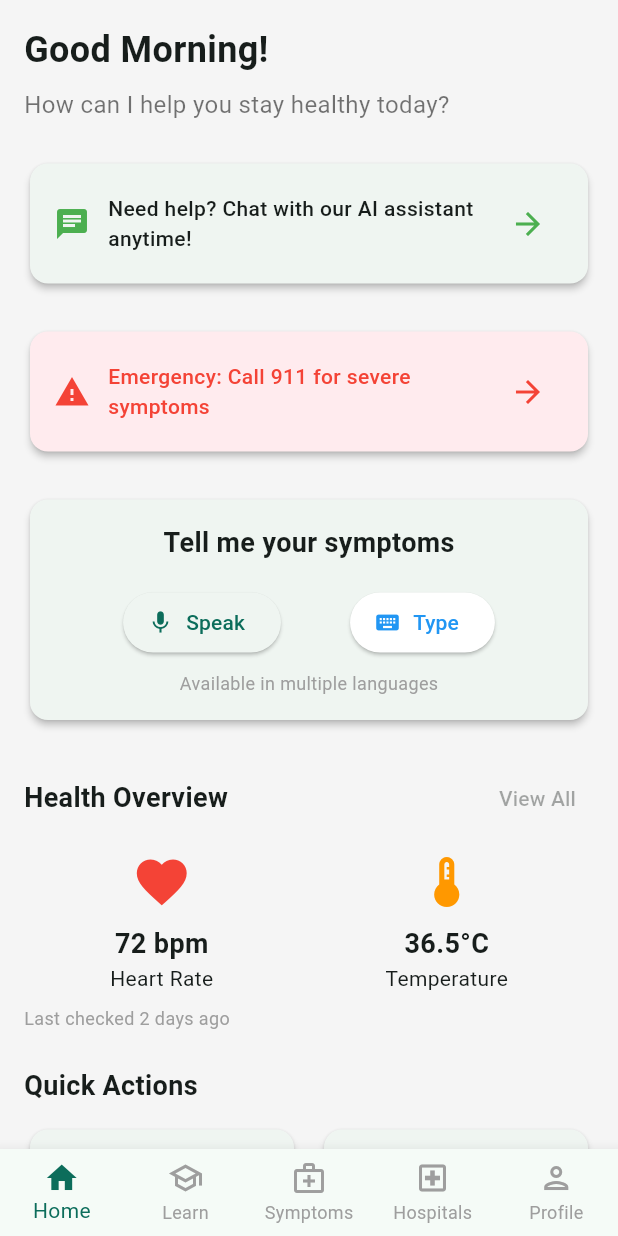
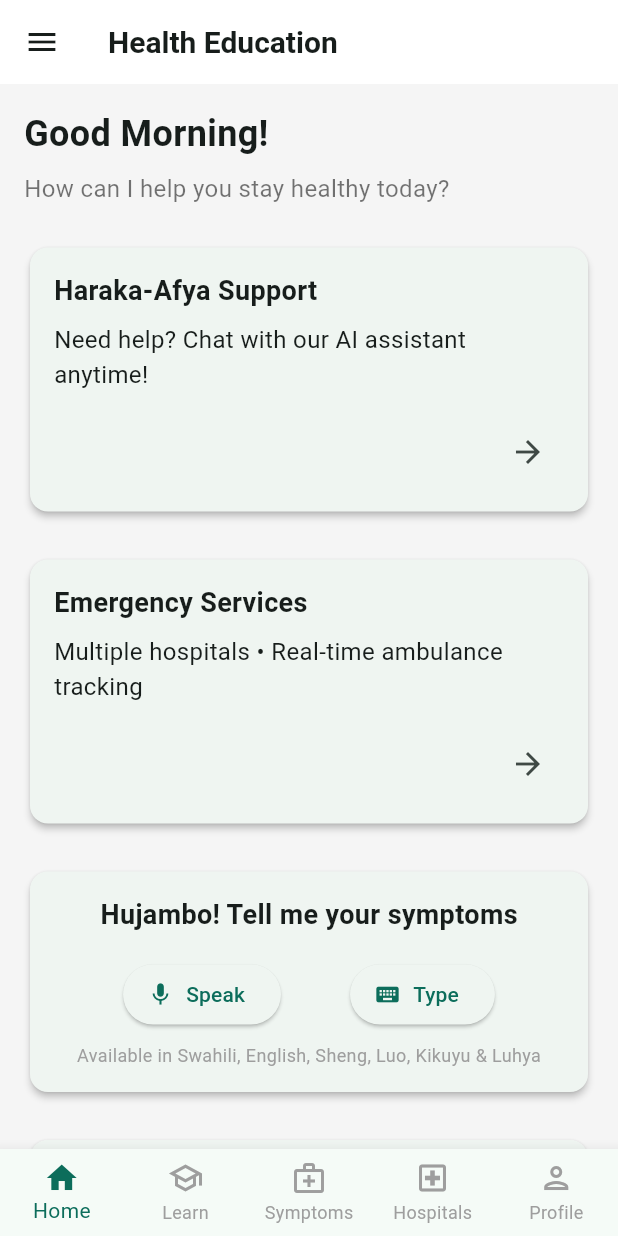
Before and after one commit to JuniorCarti/Haraka-Afya_AI, a Flutter app: the HomeScreen screen opened by its route, on a phone screen of 412 x 824 dp. Run offline on Flutter 3.47's test engine with Material 3 defaults, Android fonts, the light colour scheme and no system bars; our stand-ins replace firebase_auth, firebase_core, flutter_svg, google_sign_in, shared_preferences, smooth_page_indicator; accounts and stored records are empty.

Commit message:
wip: build initial structure for HomeScreen with dashboard layout

```diff
--- a/lib/screens/home_screen.dart
+++ b/lib/screens/home_screen.dart
@@ -1,7 +1,6 @@
 import 'package:flutter/material.dart';
 import 'package:firebase_auth/firebase_auth.dart';
-
-// Main App Pages
+import 'package:haraka_afya_ai/widgets/app_drawer.dart';
 import 'package:haraka_afya_ai/features/learn_page.dart';
 import 'package:haraka_afya_ai/features/symptoms_page.dart';
 import 'package:haraka_afya_ai/features/hospitals_page.dart';
@@ -17,12 +16,11 @@ class HomeScreen extends StatefulWidget {
 class _HomeScreenState extends State<HomeScreen> {
   int _currentIndex = 0;
   final PageController _pageController = PageController(initialPage: 0);
+  final GlobalKey<ScaffoldState> _scaffoldKey = GlobalKey<ScaffoldState>();
 
-  // Get personalized greeting based on time and user name
   String _getGreeting(String? displayName) {
     final hour = DateTime.now().hour;
     final name = displayName?.split(' ')[0] ?? 'there';
-
     return hour < 12 ? 'Good Morning, $name!'
          : hour < 17 ? 'Good Afternoon, $name!'
          : 'Good Evening, $name!';
@@ -40,9 +38,11 @@ class _HomeScreenState extends State<HomeScreen> {
     final greeting = _getGreeting(user?.displayName);
 
     return Scaffold(
+      key: _scaffoldKey,
+      drawer: const AppDrawer(),
       body: PageView(
         controller: _pageController,
-        physics: const NeverScrollableScrollPhysics(), // Disable swipe
+        physics: const NeverScrollableScrollPhysics(),
         children: const [
           HomeContent(),
           LearnPage(),
@@ -61,8 +61,6 @@ class _HomeScreenState extends State<HomeScreen> {
       type: BottomNavigationBarType.fixed,
       selectedItemColor: const Color(0xFF0C6D5B),
       unselectedItemColor: Colors.grey,
-      showSelectedLabels: true,
-      showUnselectedLabels: true,
       onTap: (index) {
         setState(() => _currentIndex = index);
         _pageController.jumpToPage(index);
@@ -103,16 +101,39 @@ class HomeContent extends StatelessWidget {
 
   @override
   Widget build(BuildContext context) {
-    final user = FirebaseAuth.instance.currentUser;
-    final displayName = user?.displayName ?? '';
+    return CustomScrollView(
+      slivers: [
+        // Sticky header with hamburger menu
+        SliverAppBar(
+          pinned: true,
+          floating: true,
+          snap: false,
+          title: const Text(
+            'Health Education',
+            style: TextStyle(
+              fontSize: 20,
+              fontWeight: FontWeight.bold,
+            ),
+          ),
+          leading: IconButton(
+            icon: const Icon(Icons.menu),
+            onPressed: () {
+              Scaffold.of(context).openDrawer();
+            },
+          ),
+          backgroundColor: Colors.white,
+          elevation: 1,
+        ),
 
-    return SingleChildScrollView(
-      padding: const EdgeInsets.all(16),
+        // Main content
+        SliverToBoxAdapter(
+          child: Padding(
+            padding: const EdgeInsets.fromLTRB(16, 16, 16, 16),
             child: Column(
               crossAxisAlignment: CrossAxisAlignment.start,
               children: [
                 // Greeting Section
-          _buildGreetingSection(context, displayName),
+                _buildGreetingSection(context),
                 const SizedBox(height: 24),
 
                 // AI Assistant Card
@@ -129,6 +150,10 @@ class HomeContent extends StatelessWidget {
 
                 // Health Overview
                 _buildHealthOverview(),
+                const SizedBox(height: 24),
+
+                // Health Articles Section
+                _buildHealthArticlesSection(),
                 const SizedBox(height: 24),
 
                 // Quick Actions Grid
@@ -151,10 +176,137 @@ class HomeContent extends StatelessWidget {
                 _buildPremiumUpgrade(),
               ],
             ),
+          ),
+        ),
+      ],
     );
   }
 
-  Widget _buildGreetingSection(BuildContext context, String displayName) {
+  Widget _buildHealthArticlesSection() {
+    return Column(
+      crossAxisAlignment: CrossAxisAlignment.start,
+      children: [
+        const Text(
+          'Health Articles',
+          style: TextStyle(
+            fontSize: 20,
+            fontWeight: FontWeight.bold,
+          ),
+        ),
+        const SizedBox(height: 16),
+        _buildArticleCard(
+          title: 'Understanding Malaria',
+          description: 'Essential tips for protecting yourself and your family from malaria',
+          author: 'Dr. Sarah Wanjiku',
+          readTime: '5 min read • 2 days ago',
+        ),
+        const SizedBox(height: 16),
+        _buildArticleCard(
+          title: 'Healthy Eating on a Budget',
+          description: 'How to maintain a nutritious diet without breaking the bank',
+          author: 'Nutritionist Mary Kibet',
+          readTime: '8 min read • 1 week ago',
+        ),
+        const SizedBox(height: 16),
+        _buildArticleCard(
+          title: 'Managing Stress in Urban Kenya',
+          description: 'Practical strategies for mental wellness in busy city life',
+          author: 'Dr. James Mwanqi',
+          readTime: '6 min read • 3 days ago',
+        ),
+      ],
+    );
+  }
+
+  Widget _buildArticleCard({
+    required String title,
+    required String description,
+    required String author,
+    required String readTime,
+  }) {
+    return Card(
+      elevation: 2,
+      shape: RoundedRectangleBorder(
+        borderRadius: BorderRadius.circular(12),
+      ),
+      child: Padding(
+        padding: const EdgeInsets.all(16),
+        child: Column(
+          crossAxisAlignment: CrossAxisAlignment.start,
+          children: [
+            Text(
+              title,
+              style: const TextStyle(
+                fontSize: 18,
+                fontWeight: FontWeight.bold,
+              ),
+            ),
+            const SizedBox(height: 8),
+            Text(
+              description,
+              style: const TextStyle(fontSize: 16),
+            ),
+            const SizedBox(height: 16),
+            Text(
+              author,
+              style: const TextStyle(
+                fontSize: 14,
+                fontWeight: FontWeight.w500,
+              ),
+            ),
+            Text(
+              readTime,
+              style: const TextStyle(
+                fontSize: 12,
+                color: Colors.grey,
+              ),
+            ),
+          ],
+        ),
+      ),
+    );
+  }
+
+  Widget _buildPremiumUpgrade() {
+    return Card(
+      elevation: 2,
+      shape: RoundedRectangleBorder(
+        borderRadius: BorderRadius.circular(12),
+      ),
+      child: Padding(
+        padding: const EdgeInsets.all(16),
+        child: Column(
+          crossAxisAlignment: CrossAxisAlignment.start,
+          children: [
+            const Text(
+              'Upgrade to Premium',
+              style: TextStyle(
+                fontSize: 18,
+                fontWeight: FontWeight.bold,
+              ),
+            ),
+            const SizedBox(height: 8),
+            const Text(
+              'Unlock advanced features and personalized health insights.',
+              style: TextStyle(fontSize: 16),
+            ),
+            const SizedBox(height: 16),
+            Align(
+              alignment: Alignment.centerRight,
+              child: ElevatedButton(
+                onPressed: () {},
+                child: const Text('Upgrade'),
+              ),
+            ),
+          ],
+        ),
+      ),
+    );
+  }
+
+  Widget _buildGreetingSection(BuildContext context) {
+    final user = FirebaseAuth.instance.currentUser;
+    final displayName = user?.displayName ?? '';
     final hour = DateTime.now().hour;
     String greeting;
 
@@ -200,19 +352,28 @@ class HomeContent extends StatelessWidget {
       ),
       child: Padding(
         padding: const EdgeInsets.all(16),
-        child: Row(
+        child: Column(
+          crossAxisAlignment: CrossAxisAlignment.start,
           children: [
-            const Icon(Icons.chat, color: Colors.green),
-            const SizedBox(width: 12),
-            const Expanded(
-              child: Text(
-                'Need help? Chat with our AI assistant anytime!',
-                style: TextStyle(fontWeight: FontWeight.w500),
+            const Text(
+              'Haraka-Afya Support',
+              style: TextStyle(
+                fontSize: 18,
+                fontWeight: FontWeight.bold,
               ),
             ),
-            IconButton(
-              icon: const Icon(Icons.arrow_forward, color: Colors.green),
+            const SizedBox(height: 8),
+            const Text(
+              'Need help? Chat with our AI assistant anytime!',
+              style: TextStyle(fontSize: 16),
+            ),
+            const SizedBox(height: 16),
+            Align(
+              alignment: Alignment.centerRight,
+              child: IconButton(
+                icon: const Icon(Icons.arrow_forward),
                 onPressed: () {},
+              ),
             ),
           ],
         ),
@@ -226,25 +387,30 @@ class HomeContent extends StatelessWidget {
       shape: RoundedRectangleBorder(
         borderRadius: BorderRadius.circular(12),
       ),
-      color: Colors.red[50],
       child: Padding(
         padding: const EdgeInsets.all(16),
-        child: Row(
+        child: Column(
+          crossAxisAlignment: CrossAxisAlignment.start,
           children: [
-            const Icon(Icons.warning, color: Colors.red),
-            const SizedBox(width: 12),
-            const Expanded(
-              child: Text(
-                'Emergency: Call 911 for severe symptoms',
+            const Text(
+              'Emergency Services',
               style: TextStyle(
-                  color: Colors.red,
-                  fontWeight: FontWeight.w500,
+                fontSize: 18,
+                fontWeight: FontWeight.bold,
               ),
             ),
+            const SizedBox(height: 8),
+            const Text(
+              'Multiple hospitals • Real-time ambulance tracking',
+              style: TextStyle(fontSize: 16),
             ),
-            IconButton(
-              icon: const Icon(Icons.arrow_forward, color: Colors.red),
+            const SizedBox(height: 16),
+            Align(
+              alignment: Alignment.centerRight,
+              child: IconButton(
+                icon: const Icon(Icons.arrow_forward),
                 onPressed: () {},
+              ),
             ),
           ],
         ),
@@ -263,7 +429,7 @@ class HomeContent extends StatelessWidget {
         child: Column(
           children: [
             const Text(
-              'Tell me your symptoms',
+              'Hujambo! Tell me your symptoms',
               style: TextStyle(
                 fontSize: 18,
                 fontWeight: FontWeight.bold,
@@ -282,17 +448,16 @@ class HomeContent extends StatelessWidget {
                   icon: const Icon(Icons.keyboard),
                   label: const Text('Type'),
                   onPressed: () {},
-                  style: ElevatedButton.styleFrom(
-                    backgroundColor: Colors.white,
-                    foregroundColor: Colors.blue,
-                  ),
                 ),
               ],
             ),
             const SizedBox(height: 8),
             const Text(
-              'Available in multiple languages',
-              style: TextStyle(fontSize: 12, color: Colors.grey),
+              'Available in Swahili, English, Sheng, Luo, Kikuyu & Luhya',
+              style: TextStyle(
+                fontSize: 12,
+                color: Colors.grey,
+              ),
             ),
           ],
         ),
@@ -301,62 +466,39 @@ class HomeContent extends StatelessWidget {
   }
 
   Widget _buildHealthOverview() {
-    return Column(
+    return Card(
+      elevation: 2,
+      shape: RoundedRectangleBorder(
+        borderRadius: BorderRadius.circular(12),
+      ),
+      child: Padding(
+        padding: const EdgeInsets.all(16),
+        child: Column(
           crossAxisAlignment: CrossAxisAlignment.start,
           children: [
-        const SectionHeader(
-          title: 'Health Overview',
-          actionText: 'View All',
-        ),
-        const SizedBox(height: 12),
-        Row(
-          mainAxisAlignment: MainAxisAlignment.spaceAround,
-          children: [
-            _buildHealthMetric(
-              value: '72 bpm',
-              label: 'Heart Rate',
-              icon: Icons.favorite,
-              color: Colors.red,
-            ),
-            _buildHealthMetric(
-              value: '36.5°C',
-              label: 'Temperature',
-              icon: Icons.thermostat,
-              color: Colors.orange,
-            ),
-          ],
-        ),
-        const SizedBox(height: 8),
             const Text(
-          'Last checked 2 days ago',
-          style: TextStyle(fontSize: 12, color: Colors.grey),
-        ),
-      ],
-    );
-  }
-
-  Widget _buildHealthMetric({
-    required String value,
-    required String label,
-    required IconData icon,
-    required Color color,
-  }) {
-    return Column(
-      children: [
-        Icon(icon, size: 40, color: color),
-        const SizedBox(height: 8),
-        Text(
-          value,
-          style: const TextStyle(
+              'Health Overview',
+              style: TextStyle(
                 fontSize: 18,
                 fontWeight: FontWeight.bold,
               ),
             ),
-        Text(
-          label,
-          style: const TextStyle(fontSize: 14),
+            const SizedBox(height: 8),
+            const Text(
+              'Track your health metrics and get personalized insights.',
+              style: TextStyle(fontSize: 16),
+            ),
+            const SizedBox(height: 16),
+            Align(
+              alignment: Alignment.centerRight,
+              child: IconButton(
+                icon: const Icon(Icons.arrow_forward),
+                onPressed: () {},
+              ),
             ),
           ],
+        ),
+      ),
     );
   }
 
@@ -364,194 +506,119 @@ class HomeContent extends StatelessWidget {
     return Column(
       crossAxisAlignment: CrossAxisAlignment.start,
       children: [
-        const SectionHeader(title: 'Quick Actions'),
-        const SizedBox(height: 12),
+        const Text(
+          'Quick Actions',
+          style: TextStyle(
+            fontSize: 20,
+            fontWeight: FontWeight.bold,
+          ),
+        ),
+        const SizedBox(height: 16),
         GridView.count(
+          crossAxisCount: 3,
           shrinkWrap: true,
           physics: const NeverScrollableScrollPhysics(),
-          crossAxisCount: 2,
-          childAspectRatio: 1.5,
-          mainAxisSpacing: 12,
-          crossAxisSpacing: 12,
           children: [
-            _buildQuickAction(
-              icon: Icons.search,
-              label: 'Check Symptoms',
-              color: Colors.blue,
-            ),
-            _buildQuickAction(
-              icon: Icons.local_hospital,
-              label: 'Find Hospitals',
-              color: Colors.green,
-            ),
-            _buildQuickAction(
-              icon: Icons.lightbulb,
-              label: 'Health Tips',
-              color: Colors.orange,
-            ),
-            _buildQuickAction(
-              icon: Icons.emergency,
-              label: 'Emergency',
-              color: Colors.red,
-            ),
+            _buildQuickActionItem(Icons.health_and_safety, 'Health Tips'),
+            _buildQuickActionItem(Icons.local_hospital, 'Hospitals'),
+            _buildQuickActionItem(Icons.medical_services, 'Symptoms'),
+            _buildQuickActionItem(Icons.school, 'Learn'),
+            _buildQuickActionItem(Icons.notifications, 'Alerts'),
+            _buildQuickActionItem(Icons.settings, 'Settings'),
           ],
         ),
       ],
     );
   }
 
-  Widget _buildQuickAction({
-    required IconData icon,
-    required String label,
-    required Color color,
-  }) {
+  Widget _buildQuickActionItem(IconData icon, String label) {
     return Card(
-      elevation: 2,
+      elevation: 1,
       shape: RoundedRectangleBorder(
-        borderRadius: BorderRadius.circular(12),
+        borderRadius: BorderRadius.circular(8),
       ),
       child: InkWell(
-        borderRadius: BorderRadius.circular(12),
         onTap: () {},
-        child: Padding(
-          padding: const EdgeInsets.all(12),
         child: Column(
           mainAxisAlignment: MainAxisAlignment.center,
           children: [
-              Icon(icon, size: 30, color: color),
+            Icon(icon, size: 32, color: Colors.teal),
             const SizedBox(height: 8),
-              Text(
-                label,
-                style: TextStyle(
-                  fontWeight: FontWeight.bold,
-                  color: color,
-                ),
-              ),
+            Text(label, textAlign: TextAlign.center),
           ],
-          ),
         ),
       ),
     );
   }
 
   Widget _buildHealthTools() {
-    return Column(
-      crossAxisAlignment: CrossAxisAlignment.start,
-      children: [
-        const SectionHeader(title: 'Health Tools'),
-        const SizedBox(height: 12),
-        SizedBox(
-          height: 120,
-          child: ListView(
-            scrollDirection: Axis.horizontal,
-            children: [
-              _buildHealthTool(
-                icon: Icons.book,
-                label: 'Medical Dictionary',
-                description: '500+ terms explained',
-                color: Colors.purple,
-              ),
-              const SizedBox(width: 12),
-              _buildHealthTool(
-                icon: Icons.notifications,
-                label: 'Medication Reminders',
-                description: 'Track your medications',
-                color: Colors.blue,
-              ),
-              const SizedBox(width: 12),
-              _buildHealthTool(
-                icon: Icons.people,
-                label: 'Health Community',
-                description: 'Connect with others',
-                color: Colors.green,
-              ),
-            ],
-          ),
-        ),
-      ],
-    );
-  }
-
-  Widget _buildHealthTool({
-    required IconData icon,
-    required String label,
-    required String description,
-    required Color color,
-  }) {
     return Card(
       elevation: 2,
       shape: RoundedRectangleBorder(
         borderRadius: BorderRadius.circular(12),
       ),
       child: Padding(
-        padding: const EdgeInsets.all(12),
-        child: SizedBox(
-          width: 160,
+        padding: const EdgeInsets.all(16),
         child: Column(
           crossAxisAlignment: CrossAxisAlignment.start,
           children: [
-              Icon(icon, size: 30, color: color),
-              const SizedBox(height: 8),
-              Text(
-                label,
+            const Text(
+              'Health Tools',
               style: TextStyle(
+                fontSize: 18,
                 fontWeight: FontWeight.bold,
-                  color: color,
               ),
             ),
-              const SizedBox(height: 4),
-              Text(
-                description,
-                style: const TextStyle(fontSize: 12),
+            const SizedBox(height: 8),
+            const Text(
+              'BMI calculator, step tracker, and more.',
+              style: TextStyle(fontSize: 16),
+            ),
+            const SizedBox(height: 16),
+            Align(
+              alignment: Alignment.centerRight,
+              child: IconButton(
+                icon: const Icon(Icons.arrow_forward),
+                onPressed: () {},
+              ),
             ),
           ],
-          ),
         ),
       ),
     );
   }
 
   Widget _buildHealthTips() {
-    return Column(
+    return Card(
+      elevation: 2,
+      shape: RoundedRectangleBorder(
+        borderRadius: BorderRadius.circular(12),
+      ),
+      child: Padding(
+        padding: const EdgeInsets.all(16),
+        child: Column(
           crossAxisAlignment: CrossAxisAlignment.start,
           children: [
-        const SectionHeader(
-          title: "Today's Health Tips",
-          actionText: 'View More',
+            const Text(
+              'Health Tips',
+              style: TextStyle(
+                fontSize: 18,
+                fontWeight: FontWeight.bold,
               ),
-        const SizedBox(height: 12),
-        Column(
-          children: [
-            _buildHealthTip(
-              tip: '1. Stay hydrated - aim for 8 glasses of water daily',
             ),
             const SizedBox(height: 8),
-            _buildHealthTip(
-              tip: '2. Take a 10-minute walk after meals',
+            const Text(
+              'Daily tips to keep you healthy and fit.',
+              style: TextStyle(fontSize: 16),
             ),
-            const SizedBox(height: 8),
-            _buildHealthTip(
-              tip: '3. Practice deep breathing for 5 minutes',
+            const SizedBox(height: 16),
+            Align(
+              alignment: Alignment.centerRight,
+              child: IconButton(
+                icon: const Icon(Icons.arrow_forward),
+                onPressed: () {},
               ),
-          ],
             ),
-      ],
-    );
-  }
-
-  Widget _buildHealthTip({required String tip}) {
-    return Card(
-      elevation: 1,
-      shape: RoundedRectangleBorder(
-        borderRadius: BorderRadius.circular(8),
-      ),
-      child: Padding(
-        padding: const EdgeInsets.all(12),
-        child: Row(
-          children: [
-            const Icon(Icons.lightbulb_outline, color: Colors.green, size: 20),
-            const SizedBox(width: 8),
-            Expanded(child: Text(tip)),
           ],
         ),
       ),
@@ -566,73 +633,28 @@ class HomeContent extends StatelessWidget {
       ),
       child: Padding(
         padding: const EdgeInsets.all(16),
-        child: Row(
-          children: [
-            const Icon(Icons.medical_services, color: Colors.blue, size: 40),
-            const SizedBox(width: 16),
-            const Expanded(
         child: Column(
           crossAxisAlignment: CrossAxisAlignment.start,
           children: [
-                  Text(
+            const Text(
               'Medication Reminder',
-                    style: TextStyle(fontWeight: FontWeight.bold),
-                  ),
-                  Text('Vitamin D'),
-                  Text('Take with breakfast'),
-                ],
-              ),
-            ),
-            Column(
-              children: [
-                const Text('9:00 AM'),
-                Switch(value: true, onChanged: (val) {}),
-              ],
-            ),
-          ],
-        ),
-      ),
-    );
-  }
-
-  Widget _buildPremiumUpgrade() {
-    return Card(
-      elevation: 2,
-      shape: RoundedRectangleBorder(
-        borderRadius: BorderRadius.circular(12),
-      ),
-      color: const Color(0xFF0C6D5B),
-      child: Padding(
-        padding: const EdgeInsets.all(16),
-        child: Row(
-          children: [
-            const Icon(Icons.star, color: Colors.white, size: 40),
-            const SizedBox(width: 16),
-            const Expanded(
-              child: Column(
-                crossAxisAlignment: CrossAxisAlignment.start,
-                children: [
-                  Text(
-                    'Upgrade to Premium',
               style: TextStyle(
-                      color: Colors.white,
+                fontSize: 18,
                 fontWeight: FontWeight.bold,
               ),
             ),
-                  Text(
-                    'Unlimited AI consultations & more features',
-                    style: TextStyle(color: Colors.white70),
+            const SizedBox(height: 8),
+            const Text(
+              'Set reminders for your medications and never miss a dose.',
+              style: TextStyle(fontSize: 16),
             ),
-                ],
+            const SizedBox(height: 16),
+            Align(
+              alignment: Alignment.centerRight,
+              child: IconButton(
+                icon: const Icon(Icons.alarm),
+                onPressed: () {},
               ),
-            ),
-            ElevatedButton(
-              onPressed: () {},
-              style: ElevatedButton.styleFrom(
-                backgroundColor: Colors.white,
-                foregroundColor: const Color(0xFF0C6D5B),
-              ),
-              child: const Text('Upgrade'),
             ),
           ],
         ),
@@ -640,37 +662,3 @@ class HomeContent extends StatelessWidget {
     );
   }
 }
-
-class SectionHeader extends StatelessWidget {
-  final String title;
-  final String? actionText;
-  final VoidCallback? onAction;
-
-  const SectionHeader({
-    super.key,
-    required this.title,
-    this.actionText,
-    this.onAction,
-  });
-
-  @override
-  Widget build(BuildContext context) {
-    return Row(
-      mainAxisAlignment: MainAxisAlignment.spaceBetween,
-      children: [
-        Text(
-          title,
-          style: const TextStyle(
-            fontSize: 18,
-            fontWeight: FontWeight.bold,
-          ),
-        ),
-        if (actionText != null)
-          TextButton(
-            onPressed: onAction,
-            child: Text(actionText!),
-          ),
-      ],
-    );
-  }
-}
```
Lines whose indentation alone changed are shown as unchanged.
